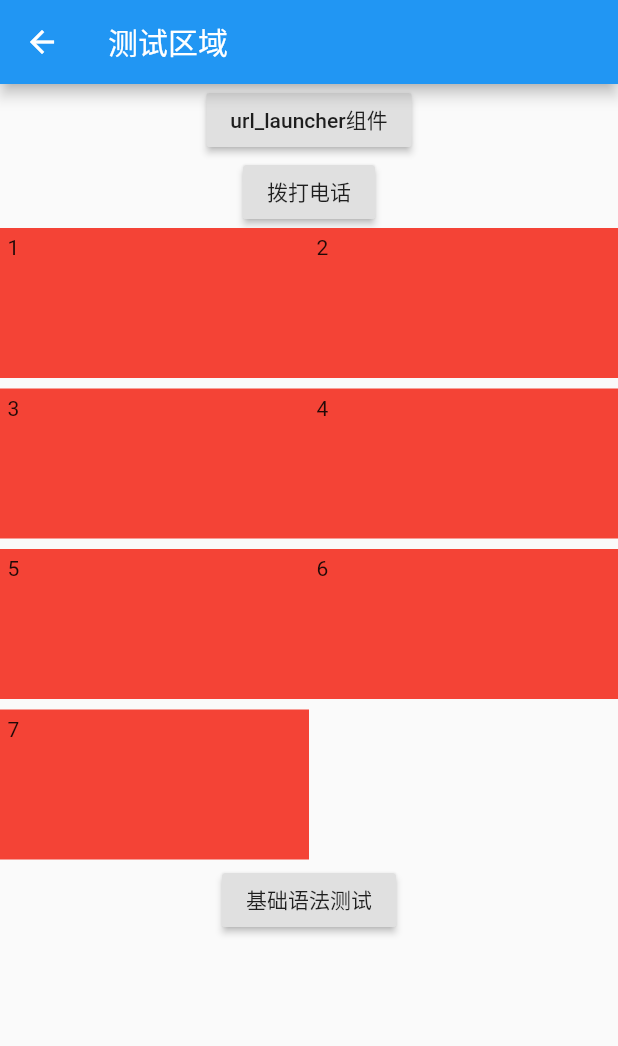
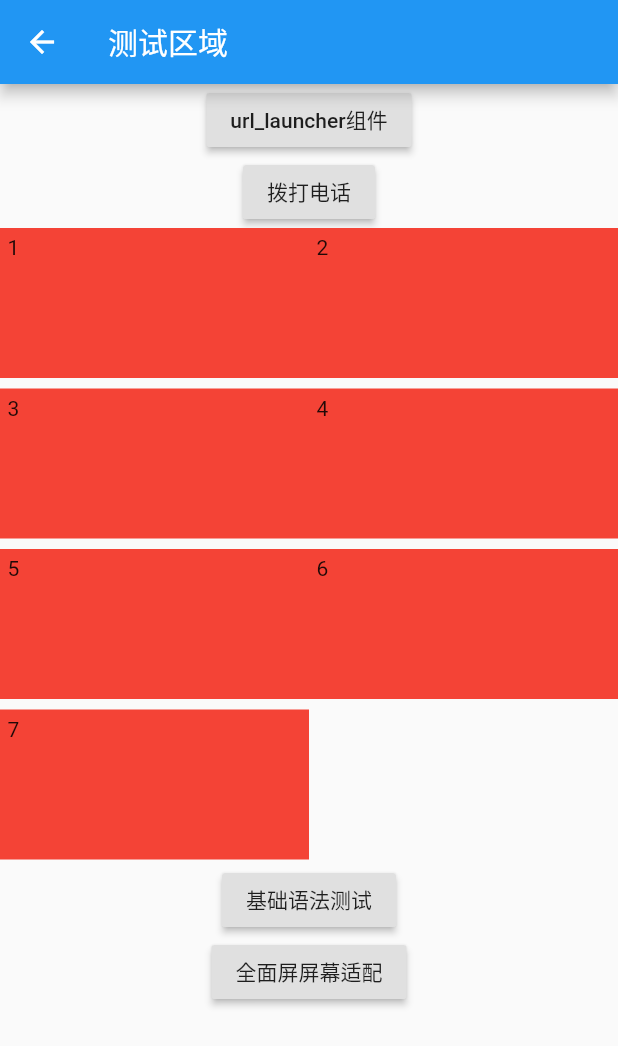
Before and after one commit to Niubaobao/flutter_demo, a Flutter app: the screen it shows after launch, scrolled down 576 dp, after a tap on the "search" icon, on a phone screen of 412 x 824 dp. Shown: the top 1046 px of the screen. Run offline on Flutter 3.47's test engine with Material 2 defaults, Android fonts, the phone set to English and light mode, and no system bars; network calls fail.

Commit message:
feat#添加flutter全面屏适配

```diff
--- a/lib/demo/search.dart
+++ b/lib/demo/search.dart
@@ -1,6 +1,8 @@
 import 'package:flutter/cupertino.dart';
 import 'package:flutter/material.dart';
 import 'package:url_launcher/url_launcher.dart';
+
+import 'lesson/allScren.dart';
 
 class SearchPage extends StatefulWidget {
   @override
@@ -79,6 +81,13 @@ class _SearchPageState extends State<SearchPage> {
             RaisedButton(
               onPressed: () => Navigator.pushNamed(context, 'lesson1'),
               child: Text('基础语法测试'),
+            ),
+            RaisedButton(
+              onPressed: () => {
+                Navigator.of(context).push(MaterialPageRoute(
+                    builder: (BuildContext context) => AllScren()))
+              },
+              child: Text('全面屏屏幕适配'),
             )
           ],
         ),
```
Also changed, not shown: lib/demo/lesson/Lesson1.dart (+11 -0 lines), lib/demo/lesson/allScren.dart (added, +33 -0 lines), 1 other file.
